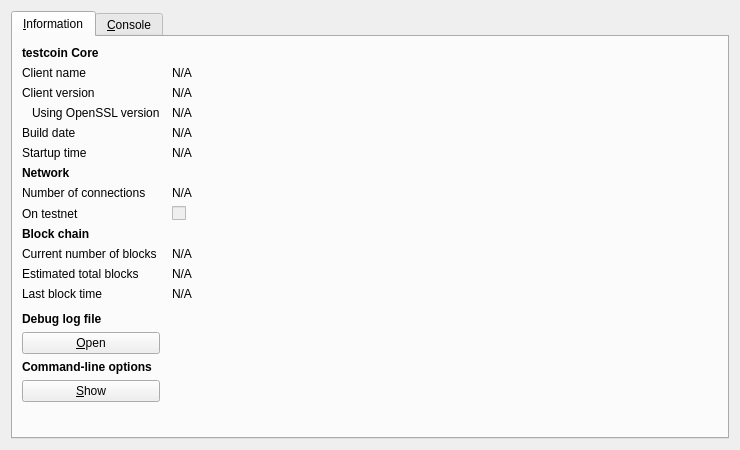
Above: src/qt/forms/rpcconsole.ui from yodacoin/test before the change. Below: the same form after it.
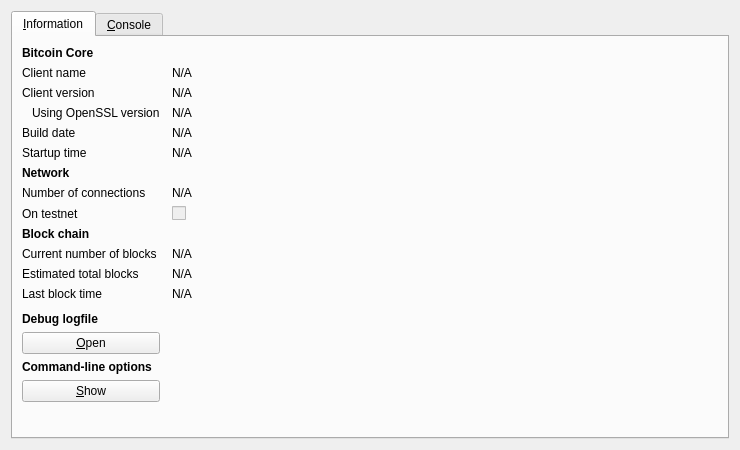
That is the form after the change. Icons and pictures are not drawn.

Patch:
```diff
--- a/src/qt/forms/rpcconsole.ui
+++ b/src/qt/forms/rpcconsole.ui
@@ -36,7 +36,7 @@
           </font>
          </property>
          <property name="text">
-          <string>testcoin Core</string>
+          <string>Bitcoin Core</string>
          </property>
         </widget>
        </item>
@@ -315,7 +315,7 @@
           </font>
          </property>
          <property name="text">
-          <string>Debug log file</string>
+          <string>Debug logfile</string>
          </property>
         </widget>
        </item>
```
Left out of the diff: 13 changed lines with no effect on the pictures.
